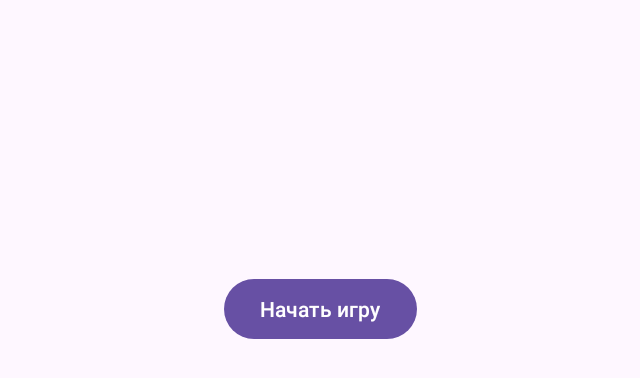
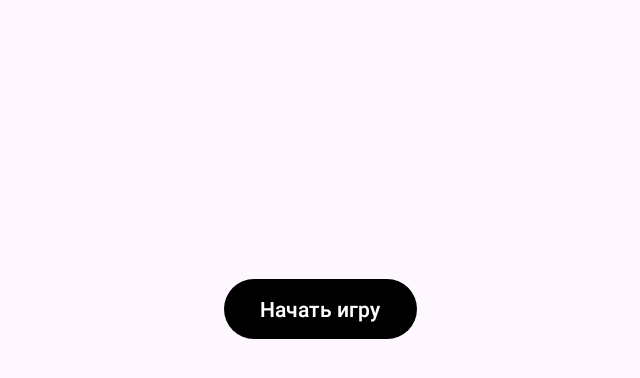
Before and after one commit to 4eburekus/QuestKostroma, an Android app: the screen it shows after launch (MainActivity), on a phone screen of 824 x 412 dp (held sideways). Shown: the top 378 px of the screen, without its empty margins (298-938 px from the left). Run offline under Robolectric (Android 15) with nearby library versions, the phone set to English and light mode, and no system bars.

Commit message:
темы поправлены, можно сказать я поправил свою темку. я темщик

```diff
--- a/app/src/main/res/values-night/themes.xml
+++ b/app/src/main/res/values-night/themes.xml
@@ -2,6 +2,8 @@
     <!-- Base application theme. -->
     <style name="Base.Theme.KostromaQuest" parent="Theme.Material3.DayNight.NoActionBar">
         <!-- Customize your dark theme here. -->
+        <item name="colorPrimary">@color/md_theme_dark_onPrimary</item>
+
         <!-- <item name="colorPrimary">@color/my_dark_primary</item> -->
     </style>
 </resources>
--- a/app/src/main/res/values/themes.xml
+++ b/app/src/main/res/values/themes.xml
@@ -2,6 +2,7 @@
     <!-- Base application theme. -->
     <style name="Base.Theme.KostromaQuest" parent="Theme.Material3.DayNight.NoActionBar">
         <!-- Customize your light theme here. -->
+        <item name="colorPrimary">@color/md_theme_dark_onPrimary</item>
         <!-- <item name="colorPrimary">@color/my_light_primary</item> -->
     </style>
 
```
Also changed, not shown: app/src/main/res/values/colors.xml (+11 -2 lines).
